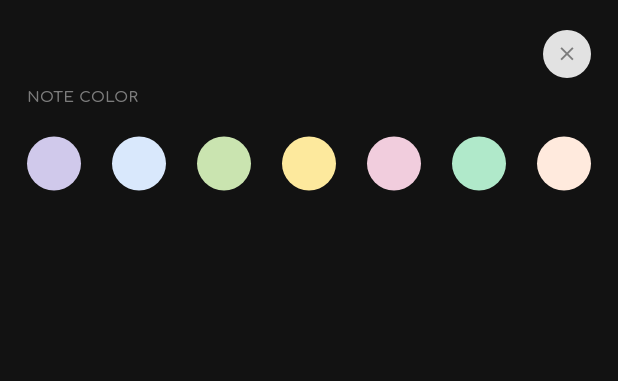
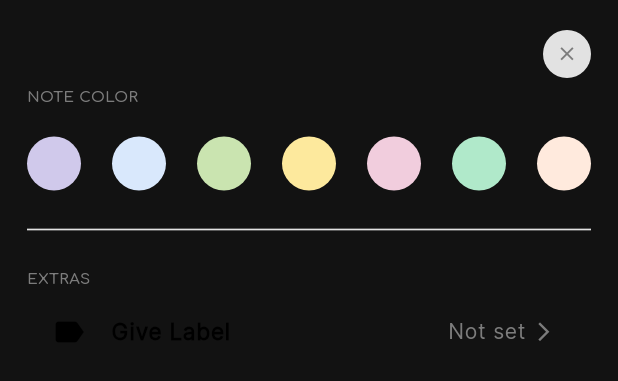
Before and after one commit to As-tra/memo_mate, a Flutter app: the NoteActionsBottomSheet widget shown alone on an empty page, opened directly, on a phone screen of 412 x 824 dp. Shown: the top 381 px of the screen. Run offline on Flutter 3.47's test engine with Material 3 defaults, Android fonts, the phone set to English and light mode, and no system bars; our stand-ins replace dartz, dotted_border, flutter_bloc, flutter_svg, get_it, go_router and 3 more; missing offline and left inert: pulsator; accounts and stored records are empty.

Commit message:
create custom extra action

```diff
--- a/lib/core/utils/styles.dart
+++ b/lib/core/utils/styles.dart
@@ -32,7 +32,7 @@ abstract class Styles {
     fontWeight: FontWeight.w500,
   );
   static const textStyle14 = TextStyle(
-    fontSize: 15,
+    fontSize: 14,
     fontFamily: kInter,
     fontWeight: FontWeight.w400,
   );
--- /dev/null
+++ b/lib/features/addNote/presentation/views/widgets/custom_extras_action.dart
@@ -0,0 +1,49 @@
+
+import 'package:flutter/material.dart';
+import 'package:memo_mate/core/constants.dart';
+import 'package:memo_mate/core/utils/styles.dart';
+
+class CustomExtraAction extends StatelessWidget {
+  final IconData icon;
+  final String actionText;
+  final String valueText;
+  const CustomExtraAction({
+    super.key,
+    required this.icon,
+    required this.actionText,
+    required this.valueText,
+  });
+
+  @override
+  Widget build(BuildContext context) {
+    return ListTile(
+      leading:  Icon(
+        icon,
+        color: Colors.black,
+      ),
+      title: Text(
+        actionText,
+        style: Styles.textStyle15.copyWith(
+          fontFamily: kInter,
+          color: Colors.black,
+        ),
+      ),
+      trailing: Row(
+        mainAxisSize: MainAxisSize.min,
+        children: [
+          Text(
+            valueText,
+            style: Styles.textStyle14.copyWith(
+              color: Theme.of(context).colorScheme.onPrimary,
+            ),
+          ),
+          Icon(
+            Icons.arrow_forward_ios,
+            color: Theme.of(context).colorScheme.onPrimary,
+            size: 15,
+          ),
+        ],
+      ),
+    );
+  }
+}
--- a/lib/features/addNote/presentation/views/widgets/note_action_bottom_sheet.dart
+++ b/lib/features/addNote/presentation/views/widgets/note_action_bottom_sheet.dart
@@ -1,9 +1,11 @@
 import 'package:flutter/material.dart';
 import 'package:flutter_bloc/flutter_bloc.dart';
+import 'package:memo_mate/core/constants.dart';
 import 'package:memo_mate/core/utils/styles.dart';
 import 'package:memo_mate/features/addNote/presentation/manager/Color_cubit/color_cubit.dart';
 import 'package:memo_mate/features/addNote/presentation/views/widgets/custom_close_button.dart';
 import 'package:memo_mate/features/addNote/presentation/views/widgets/custom_color_palette.dart';
+import 'package:memo_mate/features/addNote/presentation/views/widgets/custom_extras_action.dart';
 
 class NoteActionsBottomSheet extends StatelessWidget {
   const NoteActionsBottomSheet({super.key});
@@ -32,6 +34,25 @@ class NoteActionsBottomSheet extends StatelessWidget {
             create: (context) => ColorCubit(),
             child: const CustomColorsPalette(),
           ),
+          Padding(
+            padding: const EdgeInsets.symmetric(vertical: 18.0),
+            child: Divider(
+              color: Theme.of(context).colorScheme.secondary,
+              thickness: 1.13,
+            ),
+          ),
+          Text(
+            'EXTRAS',
+            style: Styles.textStyle10.copyWith(
+              fontWeight: FontWeight.w600,
+              color: Theme.of(context).colorScheme.onPrimary,
+            ),
+          ),
+          const CustomExtraAction(
+            icon: Icons.label,
+            actionText: 'Give Label',
+            valueText: 'Not set ',
+          ),
         ],
       ),
     );
```
